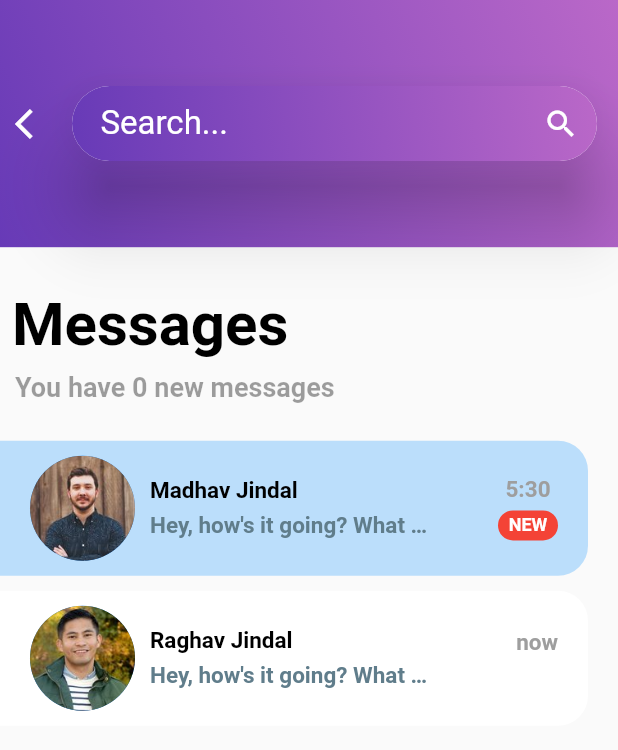
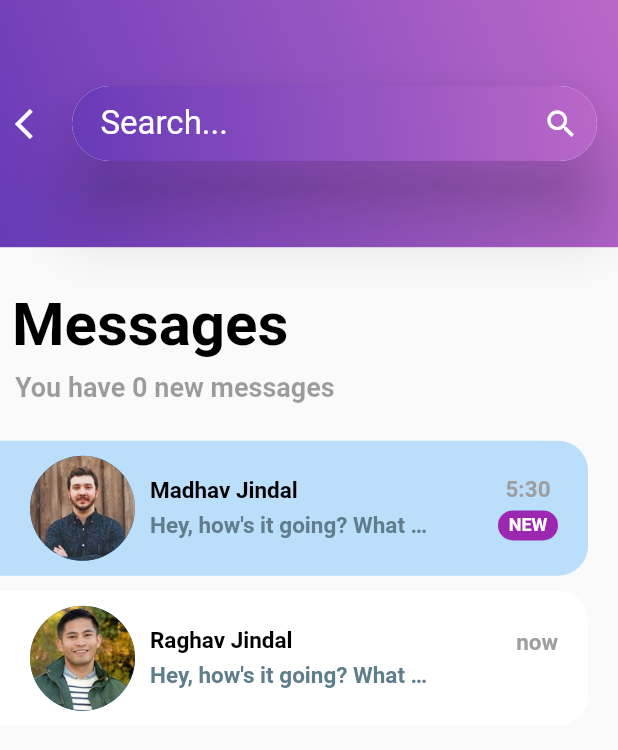
Before and after one commit to Madhav008/chat_with_me, a Flutter app: the screen it shows after launch, on a phone screen of 412 x 824 dp. Shown: the top 750 px of the screen. Run offline on Flutter 3.47's test engine with Material 2 defaults, Android fonts, the phone set to English and light mode, and no system bars.

```diff
--- a/lib/main.dart
+++ b/lib/main.dart
@@ -12,9 +12,8 @@ class MyApp extends StatelessWidget {
   Widget build(BuildContext context) {
     return MaterialApp(
       debugShowCheckedModeBanner: false,
-      title: 'Flutter Demo',
       theme: ThemeData(
-        primaryColor: Colors.red,
+        primaryColor: Colors.purple,
         accentColor: Colors.teal,
         visualDensity: VisualDensity.adaptivePlatformDensity,
       ),
```
Also changed, not shown: lib/screen/chatscreen.dart (+14 -3 lines), lib/widgets/home.dart (+7 -2 lines).
